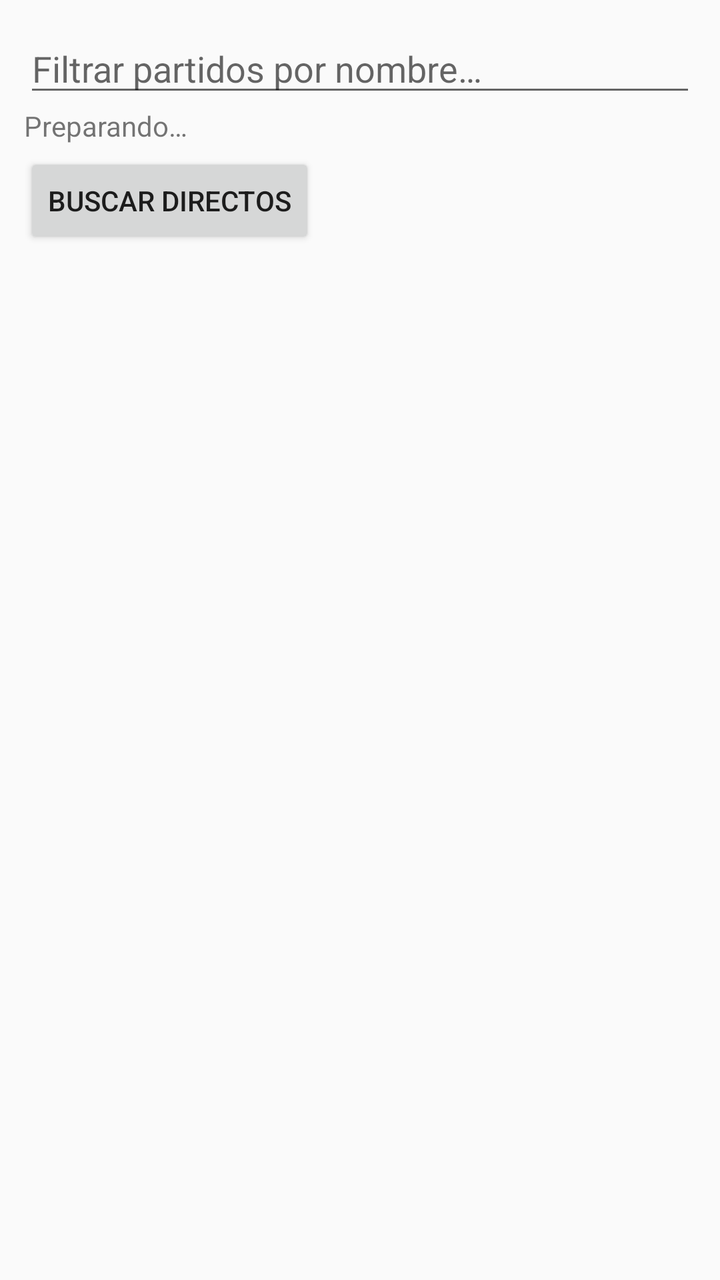
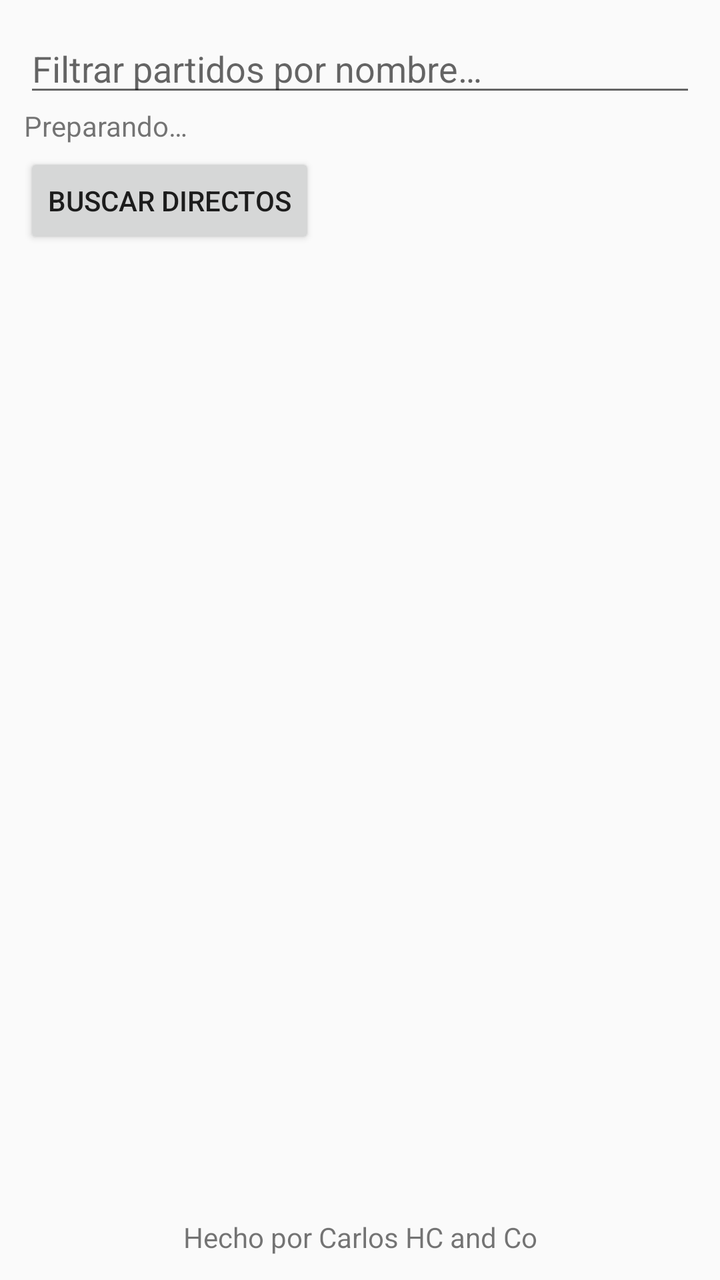

Screens rendered from an Android XML layout before and after an edit, with the pre-edit source and the edit as a unified diff.
<!-- AndroidManifest.xml: application theme Theme.ReaDirectos -->
<!-- res/layout/activity_main.xml -->
<?xml version="1.0" encoding="utf-8"?>
<LinearLayout xmlns:android="http://schemas.android.com/apk/res/android"
    android:layout_width="match_parent"
    android:layout_height="match_parent"
    android:orientation="vertical"
    android:padding="12dp">

    <EditText
        android:id="@+id/search"
        android:layout_width="match_parent"
        android:layout_height="wrap_content"
        android:hint="@string/search_hint"
        android:imeOptions="actionSearch"
        android:importantForAutofill="no"
        android:inputType="text"
        android:maxLines="1" />

    <TextView
        android:id="@+id/status"
        android:layout_width="match_parent"
        android:layout_height="wrap_content"
        android:text="@string/preparing"
        android:textSize="14sp" />

    <Button
        android:id="@+id/refresh"
        android:layout_width="wrap_content"
        android:layout_height="wrap_content"
        android:layout_marginTop="4dp"
        android:text="@string/refresh" />

    <androidx.recyclerview.widget.RecyclerView
        android:id="@+id/list"
        android:layout_width="match_parent"
        android:layout_height="0dp"
        android:layout_weight="1"
        android:layout_marginTop="8dp"
        android:clipToPadding="false" />

</LinearLayout>
<!-- resources referenced by this layout -->
<resources>
  <string name="preparing">Preparando…</string>
  <string name="refresh">Buscar directos</string>
  <string name="search_hint">Filtrar partidos por nombre…</string>
  <style name="Theme.ReaDirectos" parent="Theme.AppCompat.DayNight.DarkActionBar">
          <item name="colorPrimary">#16324F</item>
          <item name="colorPrimaryDark">#0D2238</item>
          <item name="colorAccent">#3EA6FF</item>
      </style>
</resources>

<!-- the commit's change to res/layout/activity_main.xml (unified diff, before → after) -->
@@ -37,4 +37,12 @@
         android:layout_marginTop="8dp"
         android:clipToPadding="false" />
 
+    <TextView
+        android:layout_width="match_parent"
+        android:layout_height="wrap_content"
+        android:layout_marginTop="8dp"
+        android:gravity="center"
+        android:text="@string/credits"
+        android:textAppearance="?android:attr/textAppearanceSmall" />
+
 </LinearLayout>
<!-- resource entries referenced after the edit -->
@@ -1,5 +1,6 @@
 <!-- resources referenced by this layout -->
 <resources>
+  <string name="credits">Hecho por Carlos HC and Co</string>
   <string name="preparing">Preparando…</string>
   <string name="refresh">Buscar directos</string>
   <string name="search_hint">Filtrar partidos por nombre…</string>
